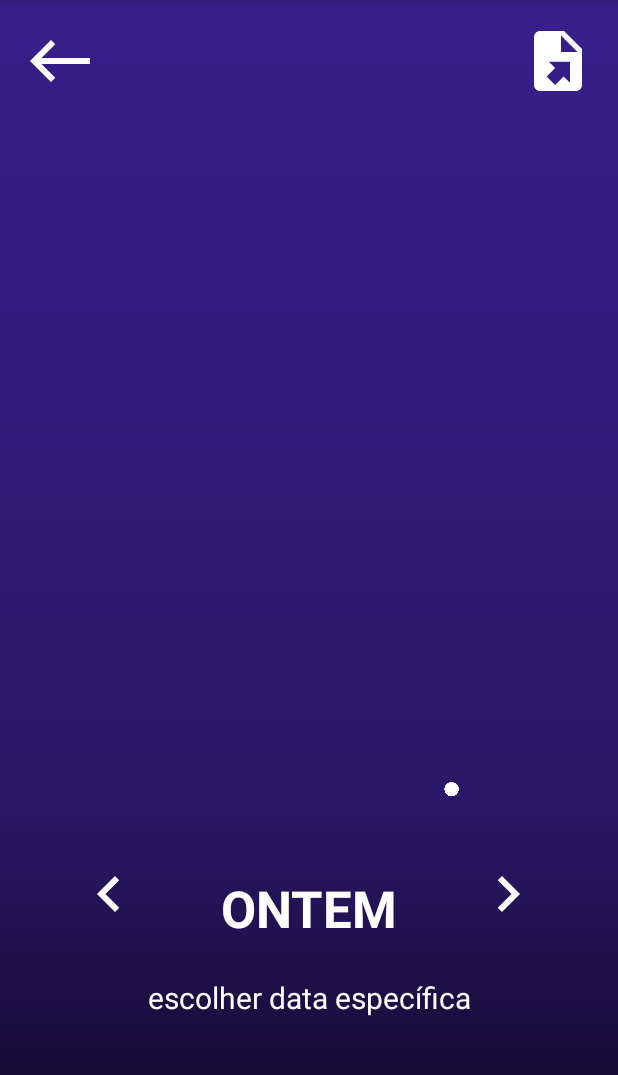
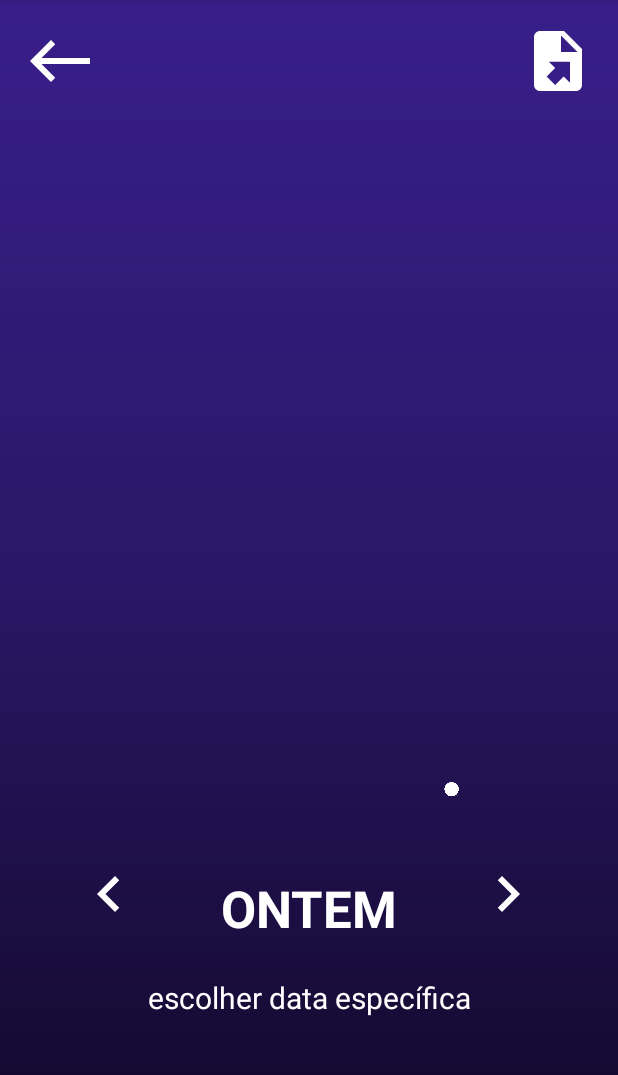
Before and after one commit to Adriano3ds/Spiru, an Android app: the HistoryActivity screen opened directly, with no data from a screen before it, on a phone screen of 412 x 824 dp, the part 84-1159 px from its top. Run offline under Robolectric (Android 15) with nearby library versions, the phone set to English and light mode, and no system bars.

Commit message:
Update changing bg_gradient.xml

```diff
--- a/app/src/main/res/drawable/bg_gradient.xml
+++ b/app/src/main/res/drawable/bg_gradient.xml
@@ -1,47 +1,47 @@
 <?xml version="1.0" encoding="utf-8"?>
-<vector xmlns:android="http://schemas.android.com/apk/res/android"
-    xmlns:aapt="http://schemas.android.com/aapt"
-    android:width="100dp"
-    android:height="100dp"
-    android:viewportHeight="100"
-    android:viewportWidth="100">
+<!--<vector xmlns:android="http://schemas.android.com/apk/res/android"-->
+<!--    xmlns:aapt="http://schemas.android.com/aapt"-->
+<!--    android:width="100dp"-->
+<!--    android:height="100dp"-->
+<!--    android:viewportHeight="100"-->
+<!--    android:viewportWidth="100">-->
 
-    <path
-        android:pathData="M0,0 H100 V100 H0Z">
-        <aapt:attr name="android:fillColor">
-            <gradient
-                android:type="linear"
-                android:startX="50"
-                android:startY="0"
-                android:endX="50"
-                android:endY="100">
-                <item
-                    android:color="#391E8A"
-                    android:offset="0.0" />
-                <item
-                    android:color="#2B1767"
-                    android:offset="0.7" />
-                <item
-                    android:color="#110829"
-                    android:offset="1.0" />
-            </gradient>
-        </aapt:attr>
+<!--    <path-->
+<!--        android:pathData="M0,0 H100 V100 H0Z">-->
+<!--        <aapt:attr name="android:fillColor">-->
+<!--            <gradient-->
+<!--                android:type="linear"-->
+<!--                android:startX="50"-->
+<!--                android:startY="0"-->
+<!--                android:endX="50"-->
+<!--                android:endY="100">-->
+<!--                <item-->
+<!--                    android:color="#391E8A"-->
+<!--                    android:offset="0.0" />-->
+<!--                <item-->
+<!--                    android:color="#2B1767"-->
+<!--                    android:offset="0.7" />-->
+<!--                <item-->
+<!--                    android:color="#110829"-->
+<!--                    android:offset="1.0" />-->
+<!--            </gradient>-->
+<!--        </aapt:attr>-->
 
-    </path>
-</vector>
+<!--    </path>-->
+<!--</vector>-->
 
     <!--                android:startColor="#391E8A"-->
     <!--                android:centerColor="#2B1767"-->
     <!--                android:endColor="#110829"-->
-<!--<shape-->
-<!--    xmlns:android="http://schemas.android.com/apk/res/android"-->
-<!--    android:shape="rectangle">-->
+<shape
+    xmlns:android="http://schemas.android.com/apk/res/android"
+    android:shape="rectangle">
 
-<!--    <gradient-->
-<!--        android:type="linear"-->
-<!--        android:startColor="#391E8A"-->
-<!--        android:centerColor="#2B1767"-->
-<!--        android:endColor="#110829"-->
-<!--        android:angle="270"-->
-<!--        />-->
-<!--</shape>-->
+    <gradient
+        android:type="linear"
+        android:startColor="#391E8A"
+        android:centerColor="#2B1767"
+        android:endColor="#110829"
+        android:angle="270"
+        />
+</shape>
```
